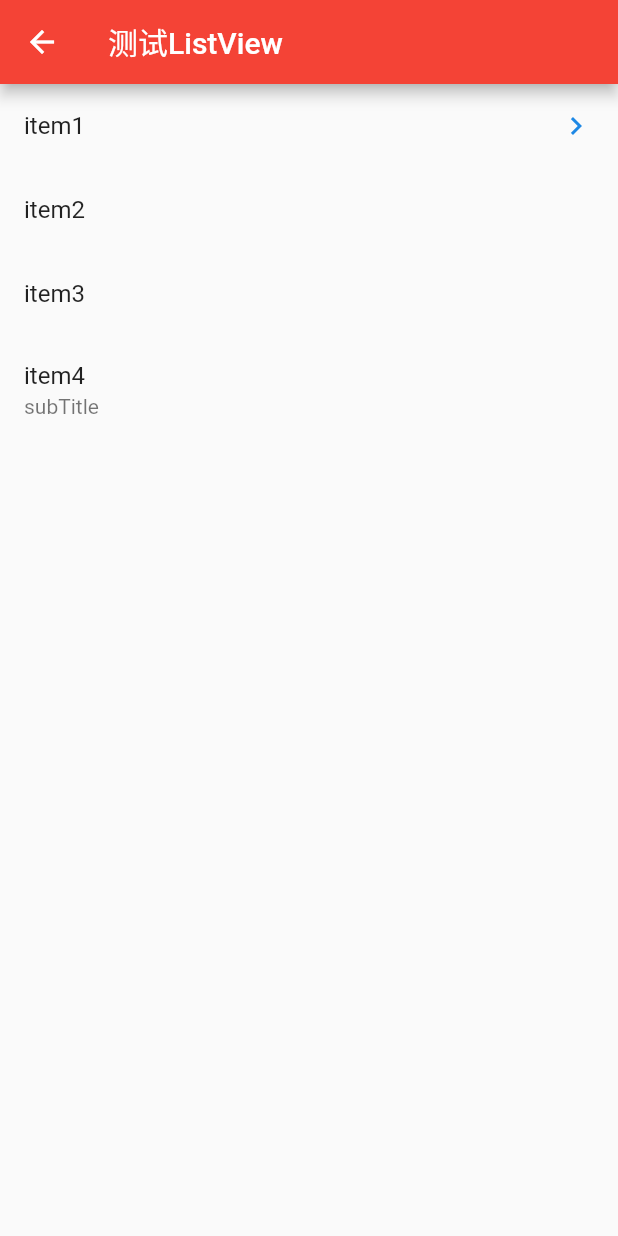
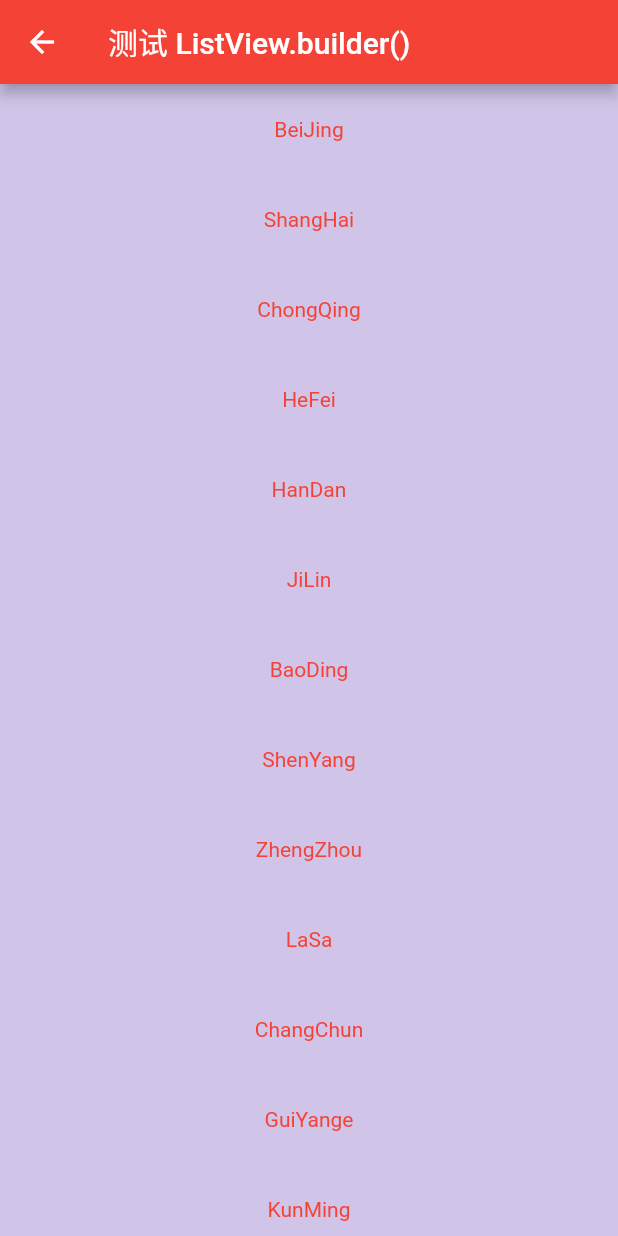
Before and after one commit to DDYFlutter/flutter_test, a Flutter app: the TestListView screen opened directly, on a phone screen of 412 x 824 dp. Run offline on Flutter 3.47's test engine with Material 2 defaults, Android fonts, the phone set to English and light mode, and no system bars; our stand-ins replace dio; network calls fail.

Commit message:
Update test_listview.dart

```diff
--- a/flutter_learn/lib/testFiles/test_listview.dart
+++ b/flutter_learn/lib/testFiles/test_listview.dart
@@ -1,3 +1,5 @@
+import 'dart:math';
+
 import 'package:flutter/material.dart';
 
 class TestListView extends StatefulWidget {
@@ -5,20 +7,21 @@ class TestListView extends StatefulWidget {
   TestListView({Key, key}) : super(key: key);
 
   @override
-  State<StatefulWidget> createState() => _TestListViewState();
+  State<StatefulWidget> createState() => _TestListViewState6();
 }
 
-class _TestListViewState extends State<TestListView> {
+// 适用于少量有限
+class _TestListViewState1 extends State<TestListView> {
 
   @override
   Widget build(BuildContext context) {
     return Scaffold(
-      appBar: AppBar(title: Text('测试ListView'),),
+      appBar: AppBar(title: Text('测试ListView()'),),
       body: Center(
         child: ListView(
           children: <Widget>[
             ListTile(title: Text('item1'), trailing: Icon(Icons.chevron_right, color: Colors.blue.shade600,),),
-            ListTile(title: Text('item2'),),
+            ListTile(title: Text('item2'), leading: Icon(Icons.adb),),
             ListTile(title: Text('item3'),),
             ListTile(title: Text('item4'), subtitle: Text('subTitle'),),
           ],
@@ -27,3 +30,133 @@ class _TestListViewState extends State<TestListView> {
     );
   }
 }
+
+// 显示分割线
+class _TestListViewState2 extends State<TestListView> {
+
+  @override
+  Widget build(BuildContext context) {
+    return Scaffold(
+      appBar: AppBar(title: Text('测试ListView()'),),
+      body: Center(
+        child: ListView(
+          children: ListTile.divideTiles(
+            context: context,
+            tiles: [
+              ListTile(title: Text('item1'), trailing: Icon(Icons.chevron_right, color: Colors.blue.shade600,),),
+              ListTile(title: Text('item2'), leading: Icon(Icons.adb),),
+              ListTile(title: Text('item3'),),
+              ListTile(title: Text('item4'), subtitle: Text('subTitle'),),
+            ],
+          ).toList(),
+        ),
+      ),
+    );
+  }
+}
+
+// 测试ListView.builder()
+class _TestListViewState3 extends State<TestListView> {
+
+  final cities = ['BeiJing', 'ShangHai', 'ChongQing', 'HeFei', 'HanDan', 'JiLin', 'BaoDing', 'ShenYang', 'ZhengZhou', 'LaSa',
+    'ChangChun', 'GuiYange', 'KunMing', 'TaiYuan', 'ChengDu', 'JiNan', 'QingDao', 'MoHe', 'TengChong', 'ShenZhen', 'TianJin',
+  'SuZhou', 'CangZhou', 'MianYang'];
+
+  @override
+  Widget build(BuildContext context) {
+    return Scaffold(
+      appBar: AppBar(title: Text('测试 ListView.builder()'),),
+      body: ListView.builder(
+        itemCount: cities.length, // 必须给定数量，否则变成无限造成越界
+          itemBuilder: (context, index) {
+            return ListTile(title: Text(cities[index]),);
+      }),
+    );
+  }
+}
+
+// 测试ListView.separated()
+class _TestListViewState4 extends State<TestListView> {
+
+  List cities = ['BeiJing', 'ShangHai', 'ChongQing', 'HeFei', 'HanDan', 'JiLin', 'BaoDing', 'ShenYang', 'ZhengZhou', 'LaSa',
+    'ChangChun', 'GuiYange', 'KunMing', 'TaiYuan', 'ChengDu', 'JiNan', 'QingDao', 'MoHe', 'TengChong', 'ShenZhen', 'TianJin',
+    'SuZhou', 'CangZhou', 'MianYang'];
+
+  @override
+  Widget build(BuildContext context) {
+    return Scaffold(
+      appBar: AppBar(title: Text('测试 ListView.builder()'),),
+      body: ListView.separated(
+        itemCount: cities.length, // 必须给定数量，否则变成无限造成越界
+        itemBuilder: (context, index) {
+          return ListTile(
+            title: Text(cities[index]),
+            onTap: () {
+              print('onTap $index');
+            },
+            onLongPress: () {
+              print('onLongPress $index and add new item \'888888\'');
+              setState(() { // setState(){} 后重绘
+                cities.insert(0, '888888');
+              });
+            },
+          );
+        },
+        separatorBuilder: (context, index) => Divider(),
+      ),
+    );
+  }
+}
+
+// 水平布局
+class _TestListViewState5 extends State<TestListView> {
+
+  final cities = ['BeiJing', 'ShangHai', 'ChongQing', 'HeFei', 'HanDan', 'JiLin', 'BaoDing', 'ShenYang', 'ZhengZhou', 'LaSa',
+    'ChangChun', 'GuiYange', 'KunMing', 'TaiYuan', 'ChengDu', 'JiNan', 'QingDao', 'MoHe', 'TengChong', 'ShenZhen', 'TianJin',
+    'SuZhou', 'CangZhou', 'MianYang'];
+
+  @override
+  Widget build(BuildContext context) {
+    return Scaffold(
+      appBar: AppBar(title: Text('测试 ListView.builder()'),),
+      body: ListView.separated(
+        scrollDirection: Axis.horizontal,
+        itemCount: cities.length, // 必须给定数量，否则变成无限造成越界
+        itemBuilder: (context, index) {
+          return Container(
+            margin: const EdgeInsets.symmetric(horizontal: 1.0),
+            color: Colors.grey.shade100,
+            child: Text(cities[index]),
+          );
+        },
+        separatorBuilder: (context, index) => Divider(),
+      ),
+    );
+  }
+}
+
+class _TestListViewState6 extends State<TestListView> {
+
+  final cities = ['BeiJing', 'ShangHai', 'ChongQing', 'HeFei', 'HanDan', 'JiLin', 'BaoDing', 'ShenYang', 'ZhengZhou', 'LaSa',
+    'ChangChun', 'GuiYange', 'KunMing', 'TaiYuan', 'ChengDu', 'JiNan', 'QingDao', 'MoHe', 'TengChong', 'ShenZhen', 'TianJin',
+    'SuZhou', 'CangZhou', 'MianYang'];
+
+  @override
+  Widget build(BuildContext context) {
+    return Scaffold(
+      appBar: AppBar(title: Text('测试 ListView.builder()'),),
+      body: ListView.custom(
+        childrenDelegate: SliverChildBuilderDelegate((context, index) {
+          return Container(
+            height: 60.0,
+            alignment: Alignment.center,
+            color: Colors.deepPurple[100*Random().nextInt(2)+100],
+            child: Text(cities[index], style: TextStyle(color: Colors.red),),
+          );
+        },
+          childCount: cities.length,
+        ),
+      ),
+    );
+  }
+}
```
